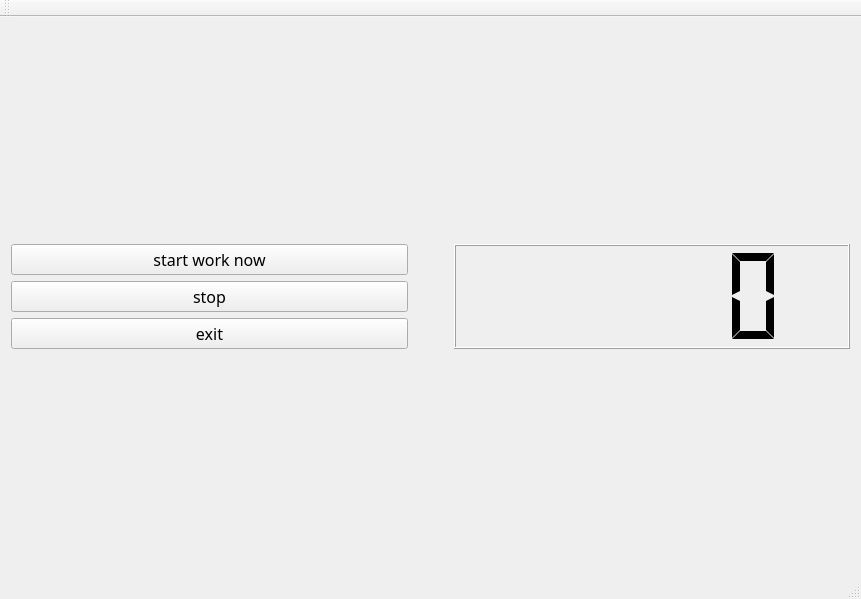
Above: tomato_counter.ui from dxtkdxtk/tomato_counter before the change. Below: the same form after it.
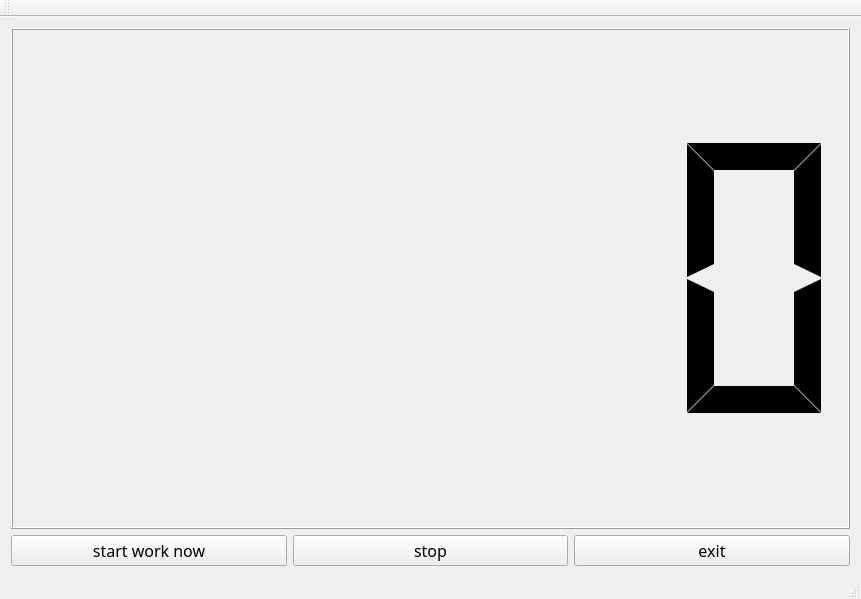
That is the form after the change.

The edit to the form file:
```diff
--- a/tomato_counter.ui
+++ b/tomato_counter.ui
@@ -15,8 +15,8 @@
   </property>
   <widget class="QWidget" name="centralWidget">
    <layout class="QGridLayout" name="gridLayout">
-    <item row="4" column="0">
-     <layout class="QVBoxLayout" name="verticalLayout">
+    <item row="5" column="2">
+     <layout class="QHBoxLayout" name="horizontalLayout">
       <item>
        <widget class="QPushButton" name="startButton">
         <property name="font">
@@ -58,23 +58,7 @@
       </item>
      </layout>
     </item>
-    <item row="4" column="1">
-     <spacer name="horizontalSpacer">
-      <property name="orientation">
-       <enum>Qt::Horizontal</enum>
-      </property>
-      <property name="sizeType">
-       <enum>QSizePolicy::Fixed</enum>
-      </property>
-      <property name="sizeHint" stdset="0">
-       <size>
-        <width>40</width>
-        <height>20</height>
-       </size>
-      </property>
-     </spacer>
-    </item>
-    <item row="4" column="3">
+    <item row="4" column="2">
      <widget class="QLCDNumber" name="timeCounter">
       <property name="smallDecimalPoint">
        <bool>false</bool>
```
